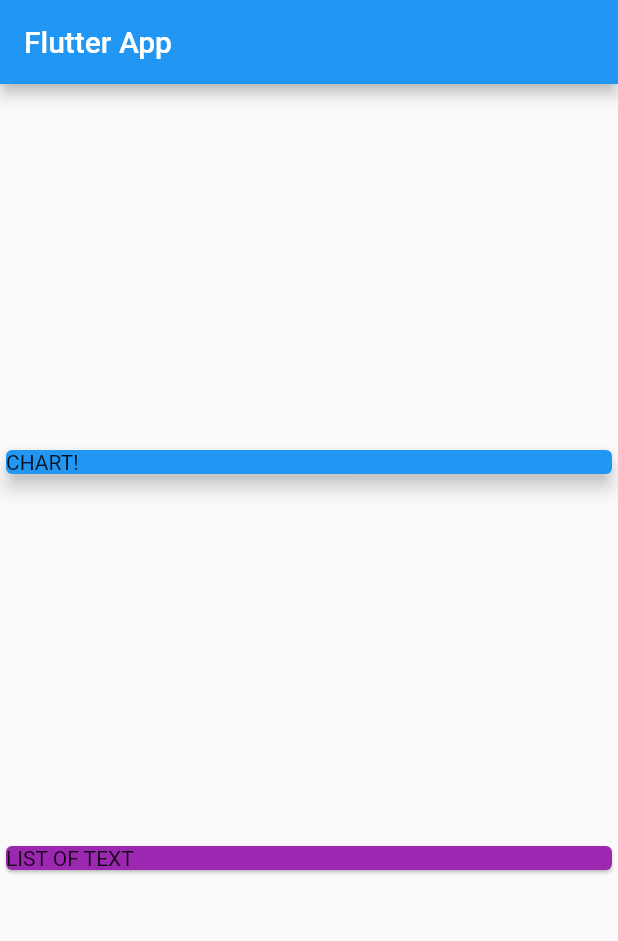
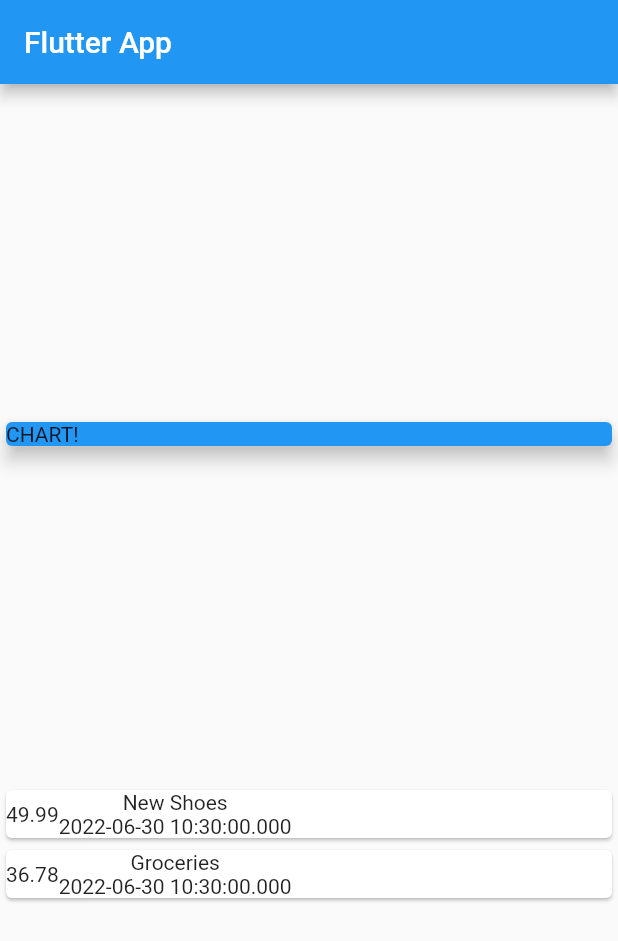
Before and after one commit to fmanana/flutter-course, a Flutter app: the screen it shows after launch, on a phone screen of 412 x 824 dp. Shown: the top 941 px of the screen. Run offline on Flutter 3.47's test engine with Material 2 defaults, Android fonts, the phone set to English and light mode, and no system bars.

Commit message:
Added Transaction cards

```diff
--- a/expense_planner/lib/main.dart
+++ b/expense_planner/lib/main.dart
@@ -1,4 +1,6 @@
 import 'package:flutter/material.dart';
+
+import './transaction.dart';
 
 void main() => runApp(MyApp());
 
@@ -13,6 +15,11 @@ class MyApp extends StatelessWidget {
 }
 
 class MyHomePage extends StatelessWidget {
+  final List<Transaction> transactions = [
+    Transaction(id: 't1', title: 'New Shoes', amount: 49.99, date: DateTime.now()),
+    Transaction(id: 't2', title: 'Groceries', amount: 36.78, date: DateTime.now())
+  ];
+
   @override
   Widget build(BuildContext context) {
     return Scaffold(
@@ -31,10 +38,25 @@ class MyHomePage extends StatelessWidget {
               elevation: 5,
             ),
           ),
-          Card(
-            color: Colors.purple,
-            child: Text('LIST OF TEXT'),
-          ),
+          Column(
+            children: transactions.map((tx) {
+              return Card(
+                child: Row(
+                  children: <Widget>[
+                    Container(
+                      child: Text(tx.amount.toString()),
+                    ),
+                    Column(
+                      children: <Widget>[
+                        Text(tx.title),
+                        Text(tx.date.toString())
+                      ],
+                    )
+                  ],
+                ),
+              );
+            }).toList(),
+          )
         ])
     );
   }
--- /dev/null
+++ b/expense_planner/lib/transaction.dart
@@ -0,0 +1,13 @@
+class Transaction {
+  final String id;
+  final String title;
+  final double amount;
+  final DateTime date;
+
+  Transaction({
+    required this.id,
+    required this.title,
+    required this.amount,
+    required this.date
+  });
+}
```
